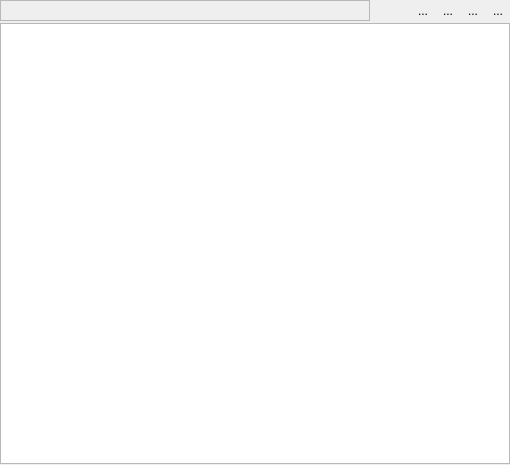
The window that Viewer/src/CommandOutputWidget.ui (ecmwf/ecflow) describes before a commit, drawn with Qt 5.
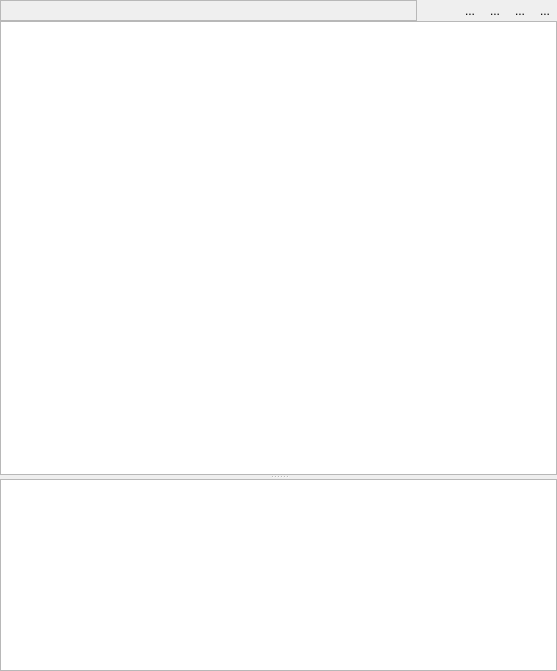
The same window after the commit. Icons and pictures are not drawn. Custom widgets are drawn as their Qt base class.

Commit message: ecFlowUI: add shell output history viewer ECFLOW-1134

```diff
--- a/Viewer/src/CommandOutputWidget.ui
+++ b/Viewer/src/CommandOutputWidget.ui
@@ -6,16 +6,16 @@
    <rect>
     <x>0</x>
     <y>0</y>
-    <width>510</width>
-    <height>465</height>
+    <width>557</width>
+    <height>671</height>
    </rect>
   </property>
   <property name="windowTitle">
    <string>Form</string>
   </property>
-  <layout class="QVBoxLayout" name="verticalLayout">
+  <layout class="QVBoxLayout" name="verticalLayout" stretch="0,0,0,0">
    <property name="spacing">
-    <number>1</number>
+    <number>0</number>
    </property>
    <property name="leftMargin">
     <number>0</number>
@@ -155,6 +155,10 @@
     <widget class="MessageLabel" name="messageLabel_" native="true"/>
    </item>
    <item>
+    <widget class="QSplitter" name="splitter_">
+     <property name="orientation">
+      <enum>Qt::Vertical</enum>
+     </property>
     <widget class="PlainTextEdit" name="textEdit_">
      <property name="sizePolicy">
       <sizepolicy hsizetype="Expanding" vsizetype="Expanding">
@@ -168,6 +172,8 @@
      <property name="readOnly">
       <bool>true</bool>
      </property>
+     </widget>
+     <widget class="QTreeView" name="tree_"/>
     </widget>
    </item>
    <item>
```
Left out of the diff: 4 changed lines with no effect on the pictures. Lines whose indentation alone changed are shown as unchanged. The commit also changes 13 other files.
